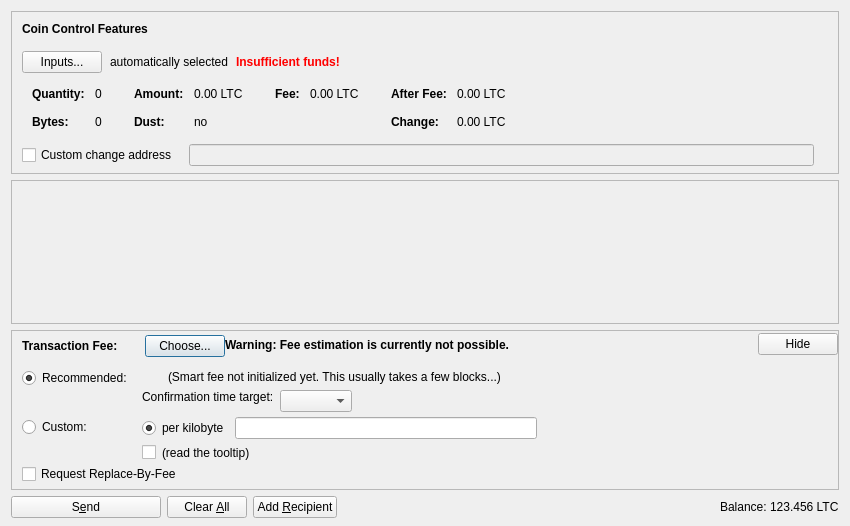
c-iordache/litecoin-clone, file src/qt/forms/sendcoinsdialog.ui: the form before one commit.
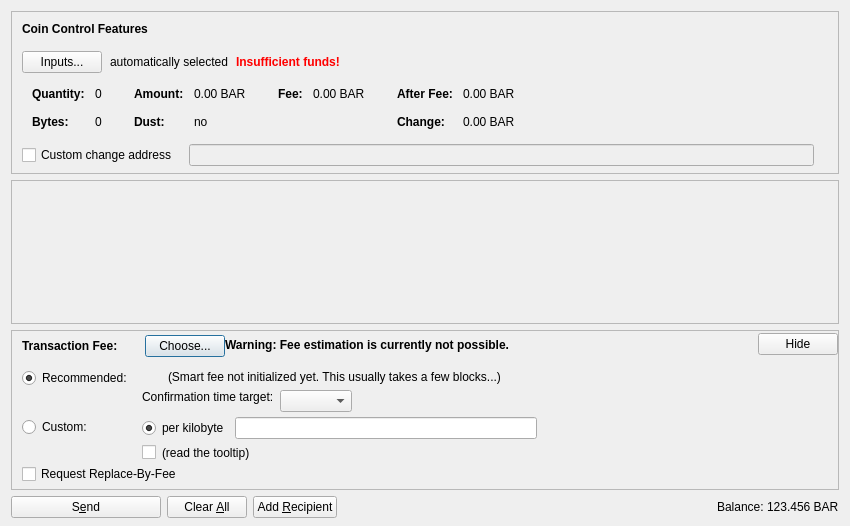
The form after the commit. Icons and pictures are not drawn. Custom widgets are drawn as their Qt base class.

```diff
--- a/src/qt/forms/sendcoinsdialog.ui
+++ b/src/qt/forms/sendcoinsdialog.ui
@@ -324,7 +324,7 @@
                   <enum>Qt::ActionsContextMenu</enum>
                  </property>
                  <property name="text">
-                  <string notr="true">0.00 LTC</string>
+                  <string notr="true">0.00 BAR</string>
                  </property>
                  <property name="textInteractionFlags">
                   <set>Qt::LinksAccessibleByMouse|Qt::TextSelectableByKeyboard|Qt::TextSelectableByMouse</set>
@@ -404,7 +404,7 @@
                   <enum>Qt::ActionsContextMenu</enum>
                  </property>
                  <property name="text">
-                  <string notr="true">0.00 LTC</string>
+                  <string notr="true">0.00 BAR</string>
                  </property>
                  <property name="textInteractionFlags">
                   <set>Qt::LinksAccessibleByMouse|Qt::TextSelectableByKeyboard|Qt::TextSelectableByMouse</set>
@@ -455,7 +455,7 @@
                   <enum>Qt::ActionsContextMenu</enum>
                  </property>
                  <property name="text">
-                  <string notr="true">0.00 LTC</string>
+                  <string notr="true">0.00 BAR</string>
                  </property>
                  <property name="textInteractionFlags">
                   <set>Qt::LinksAccessibleByMouse|Qt::TextSelectableByKeyboard|Qt::TextSelectableByMouse</set>
@@ -484,7 +484,7 @@
                   <enum>Qt::ActionsContextMenu</enum>
                  </property>
                  <property name="text">
-                  <string notr="true">0.00 LTC</string>
+                  <string notr="true">0.00 BAR</string>
                  </property>
                  <property name="textInteractionFlags">
                   <set>Qt::LinksAccessibleByMouse|Qt::TextSelectableByKeyboard|Qt::TextSelectableByMouse</set>
@@ -1253,7 +1253,7 @@
           <cursorShape>IBeamCursor</cursorShape>
          </property>
          <property name="text">
-          <string notr="true">123.456 LTC</string>
+          <string notr="true">123.456 BAR</string>
          </property>
          <property name="textInteractionFlags">
           <set>Qt::LinksAccessibleByMouse|Qt::TextSelectableByKeyboard|Qt::TextSelectableByMouse</set>
```
Left out of the diff: 4 changed lines with no effect on the pictures.
